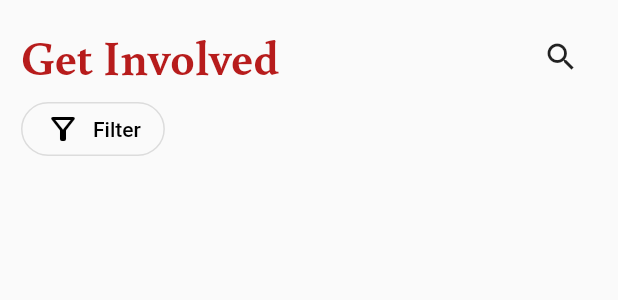
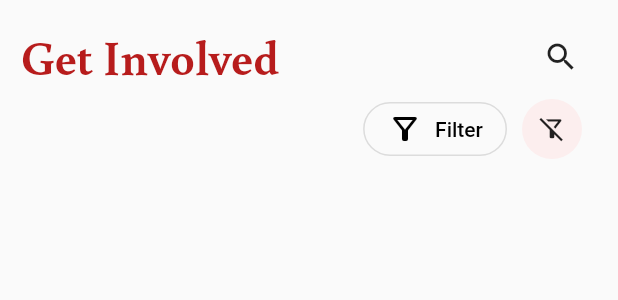
Before and after one commit to legionlegion/donateer_mobile, a Flutter app: the OrganisationsOverviewScreen widget shown alone on an empty page, opened directly, on a phone screen of 412 x 824 dp. Shown: the top 300 px of the screen. Run offline on Flutter 3.47's test engine with Material 2 defaults, Android fonts, the phone set to English and light mode, and no system bars; our stand-ins replace cloud_firestore, firebase_auth, firebase_core, flutter_datetime_picker, font_awesome_flutter, google_sign_in and 2 more; missing offline and left inert: add_2_calendar; accounts and stored records are empty.

Commit message:
Update filter function

```diff
--- a/lib/screens/organisations_overview_screen.dart
+++ b/lib/screens/organisations_overview_screen.dart
@@ -4,16 +4,16 @@ import 'package:cloud_firestore/cloud_firestore.dart';
 
 import './organisation_details_screen.dart';
 import '../widgets/filter_dialog.dart';
+import './tabs_screen.dart';
 
 class OrganisationsOverviewScreen extends StatelessWidget {
   User? user = FirebaseAuth.instance.currentUser;
+  final filter;
 
-  OrganisationsOverviewScreen();
+  OrganisationsOverviewScreen({Key? key, this.filter}) : super(key: key);
 
   @override
   Widget build(BuildContext context) {
-    print("RECEIVED USER:");
-    print(user);
     return Padding(
       padding: EdgeInsets.all(14),
       child: Column(
@@ -29,6 +29,7 @@ class OrganisationsOverviewScreen extends StatelessWidget {
             )
           ]),
           Row(
+            mainAxisAlignment: MainAxisAlignment.end,
             children: [
               OutlinedButton.icon(
                 label: const Text('Filter'),
@@ -42,16 +43,44 @@ class OrganisationsOverviewScreen extends StatelessWidget {
                   );
                 },
               ),
+              const SizedBox(width: 10),
+              Center(
+                child: Ink(
+                  width: 40,
+                  decoration: ShapeDecoration(
+                    color: Theme.of(context).secondaryHeaderColor,
+                    shape: const CircleBorder(),
+                  ),
+                  child: IconButton(
+                    icon: const Icon(Icons.filter_alt_off_outlined),
+                    iconSize: 19.0,
+                    onPressed: () {
+                      Navigator.of(context).pushReplacement(
+                        MaterialPageRoute(
+                          builder: (context) => TabsScreen(),
+                        ),
+                      );
+                    },
+                  ),
+                ),
+              ),
+              const SizedBox(width: 10),
             ],
           ),
           Flexible(
             child: StreamBuilder<QuerySnapshot>(
-              stream: FirebaseFirestore.instance
+              stream: (filter == null
+                  ? FirebaseFirestore.instance
                       .collection('Organisations')
-                  .snapshots(),
+                      .snapshots()
+                  : FirebaseFirestore.instance
+                      .collection('Organisations')
+                      .where('categories',
+                          arrayContainsAny: filter['categories'])
+                      .snapshots()),
               builder: (ctx, AsyncSnapshot streamSnapshot) {
                 if (streamSnapshot.hasData) {
-                  final documents = streamSnapshot.data.docs;
+                  var documents = streamSnapshot.data.docs;
                   return ListView.builder(
                     itemCount: documents.length,
                     itemBuilder: (ctx, index) => InkWell(
@@ -60,8 +89,7 @@ class OrganisationsOverviewScreen extends StatelessWidget {
                           ctx,
                           MaterialPageRoute(
                             builder: (ctx) => OrganisationDetailsScreen(
-                              obj: documents[index].data()
-                            ),
+                                obj: documents[index].data()),
                           ),
                           (route) => false,
                         );
--- a/pubspec.yaml
+++ b/pubspec.yaml
@@ -45,6 +45,7 @@ dependencies:
 
   # Google Icon
   font_awesome_flutter: ^9.0.0
+  sign_in_with_apple: ^4.0.0
 
 dev_dependencies:
   flutter_test:
```
Also changed, not shown: lib/screens/edit_profile_screen.dart (added, +24 -0 lines), lib/screens/login_screen.dart (+14 -16 lines), lib/screens/tabs_screen.dart (+3 -4 lines), lib/widgets/filter_dialog.dart (+36 -19 lines), pubspec.lock. Lines whose indentation alone changed are shown as unchanged.
